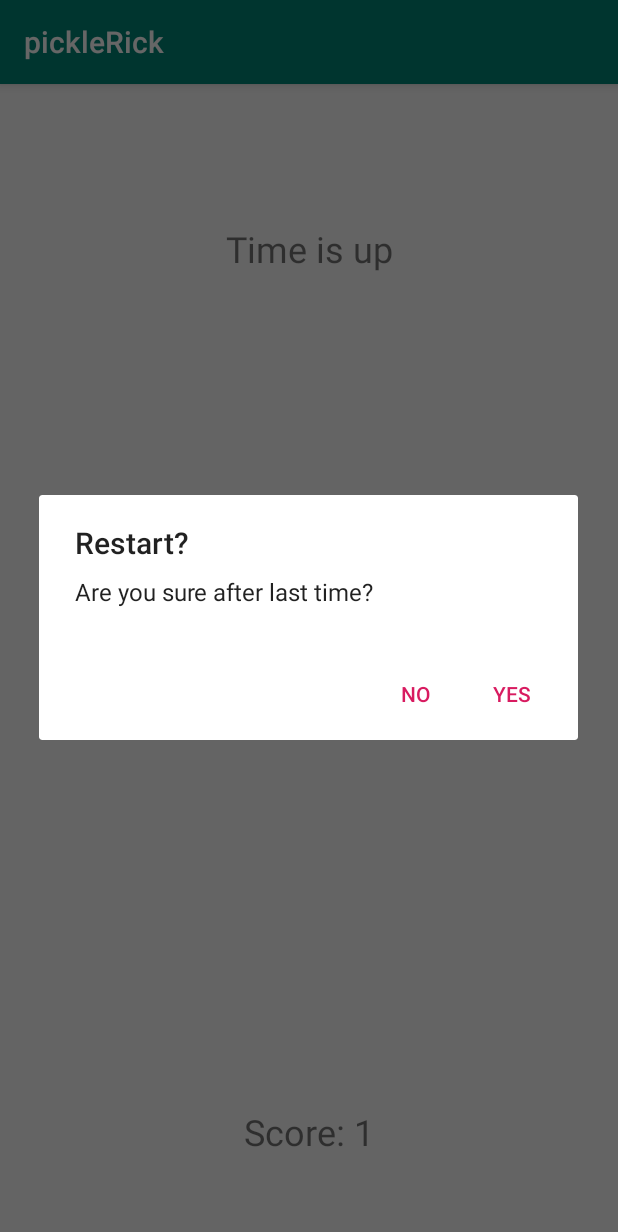
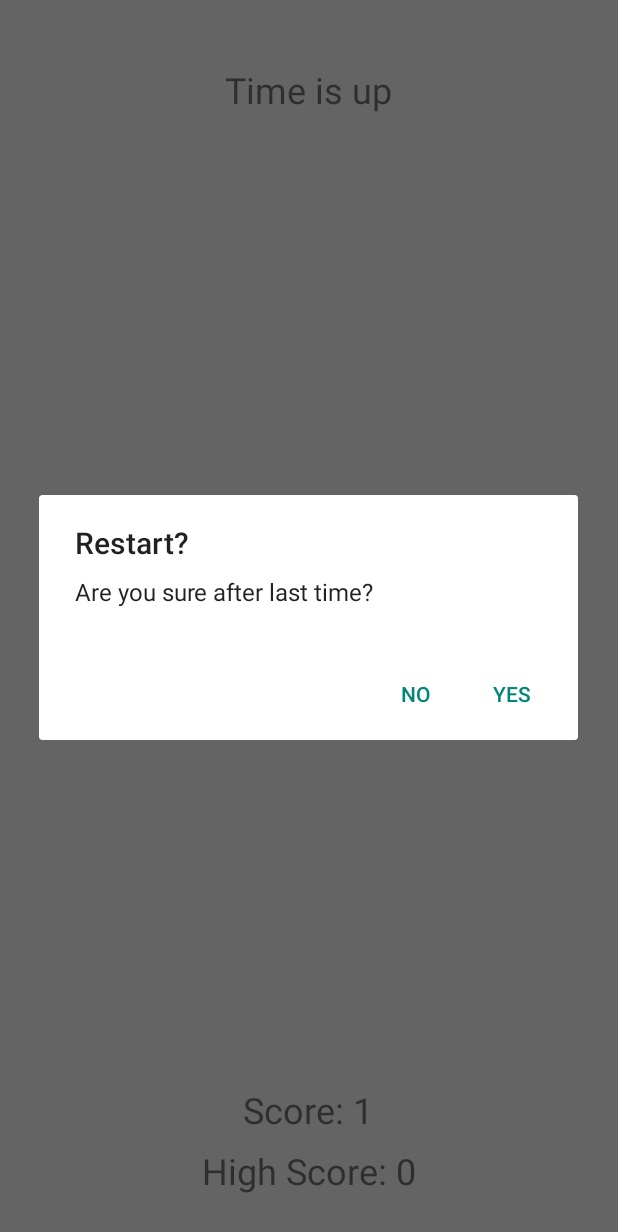
Before and after one commit to Hakanecavus/pickleRick, an Android app: the screen it shows after launch (MainActivity), after a tap on an icon or button, on a phone screen of 412 x 824 dp. Shown: the top 1232 px of the screen. Run offline under Robolectric (Android 15) with nearby library versions, the phone set to English and light mode, and no system bars.

Commit message:
High Score added.

```diff
--- a/app/src/main/AndroidManifest.xml
+++ b/app/src/main/AndroidManifest.xml
@@ -8,7 +8,7 @@
         android:label="@string/app_name"
         android:roundIcon="@mipmap/ic_launcher_round"
         android:supportsRtl="true"
-        android:theme="@style/AppTheme">
+        android:theme="@style/Theme.AppCompat.Light.NoActionBar">
         <activity android:name=".MainActivity">
             <intent-filter>
                 <action android:name="android.intent.action.MAIN" />
--- a/app/src/main/java/com/example/picklerick/MainActivity.java
+++ b/app/src/main/java/com/example/picklerick/MainActivity.java
@@ -2,8 +2,10 @@ package com.example.picklerick;
 import androidx.appcompat.app.AlertDialog;
 import androidx.appcompat.app.AppCompatActivity;
 
+import android.content.Context;
 import android.content.DialogInterface;
 import android.content.Intent;
+import android.content.SharedPreferences;
 import android.os.Bundle;
 import android.os.CountDownTimer;
 import android.os.Handler;
@@ -18,6 +20,7 @@ public class MainActivity extends AppCompatActivity {
 
     TextView timeText;
     TextView scoreText;
+    TextView highText;
     int score;
     ImageView image;
     ImageView image2;
@@ -31,7 +34,8 @@ public class MainActivity extends AppCompatActivity {
     ImageView[] imageArray;
     Handler handler;
     Runnable runnable;
-
+    SharedPreferences sharedPreferences;
+    int highScore;
 
     @Override
     protected void onCreate(Bundle savedInstanceState) {
@@ -41,6 +45,7 @@ public class MainActivity extends AppCompatActivity {
 
         timeText=findViewById(R.id.textView);
         scoreText=findViewById(R.id.textView2);
+        highText=findViewById(R.id.textView3);
         image=findViewById(R.id.imageView);
         image2=findViewById(R.id.imageView2);
         image3=findViewById(R.id.imageView3);
@@ -55,6 +60,10 @@ public class MainActivity extends AppCompatActivity {
 
         hideImages();
         score=0;
+        sharedPreferences=this.getSharedPreferences("com.example.picklerick", Context.MODE_PRIVATE);
+
+
+
         new CountDownTimer(10000,1000){
 
             @Override
@@ -95,10 +104,21 @@ public class MainActivity extends AppCompatActivity {
             }
         }.start();
 
+        highScore= sharedPreferences.getInt("highScore",0);
+        highText.setText("High Score: "+highScore);
+
+
+
+
+
+
     }
     public void increaseScore(View view){
         score++;
         scoreText.setText("Score: "+score);
+        if(score>highScore)
+            highScore=score;
+        sharedPreferences.edit().putInt("highScore",highScore).apply();
     }
     public void hideImages(){
         handler =new Handler();
@@ -117,4 +137,5 @@ public class MainActivity extends AppCompatActivity {
         };
         handler.post(runnable);
     }
+
 }
--- a/app/src/main/res/layout/activity_main.xml
+++ b/app/src/main/res/layout/activity_main.xml
@@ -16,33 +16,37 @@
         android:textSize="24sp"
         app:layout_constraintBottom_toTopOf="@+id/gridLayout2"
         app:layout_constraintEnd_toEndOf="parent"
+        app:layout_constraintHorizontal_bias="0.498"
         app:layout_constraintStart_toStartOf="parent"
-        app:layout_constraintTop_toTopOf="parent" />
+        app:layout_constraintTop_toTopOf="parent"
+        app:layout_constraintVertical_bias="0.0" />
 
     <TextView
         android:id="@+id/textView2"
         android:layout_width="wrap_content"
         android:layout_height="wrap_content"
-        android:layout_marginBottom="53dp"
+        android:layout_marginBottom="68dp"
         android:text="Score: 0"
         android:textSize="24sp"
         app:layout_constraintBottom_toBottomOf="parent"
         app:layout_constraintEnd_toEndOf="parent"
+        app:layout_constraintHorizontal_bias="0.498"
         app:layout_constraintStart_toStartOf="parent" />
 
     <androidx.gridlayout.widget.GridLayout
         android:id="@+id/gridLayout2"
         android:layout_width="306dp"
-        android:layout_height="455dp"
+        android:layout_height="0dp"
         android:layout_marginStart="1dp"
         android:layout_marginLeft="1dp"
+        android:layout_marginTop="90dp"
         android:layout_marginEnd="1dp"
         android:layout_marginRight="1dp"
-        android:layout_marginBottom="86dp"
-        app:layout_constraintBottom_toBottomOf="parent"
+        android:layout_marginBottom="65dp"
+        app:layout_constraintBottom_toTopOf="@+id/textView3"
         app:layout_constraintEnd_toEndOf="parent"
         app:layout_constraintStart_toStartOf="parent"
-        app:layout_constraintTop_toBottomOf="@+id/textView">
+        app:layout_constraintTop_toTopOf="parent">
 
         <ImageView
             android:id="@+id/imageView"
@@ -125,4 +129,16 @@
             app:layout_row="2"
             app:srcCompat="@drawable/rick" />
     </androidx.gridlayout.widget.GridLayout>
+
+    <TextView
+        android:id="@+id/textView3"
+        android:layout_width="wrap_content"
+        android:layout_height="wrap_content"
+        android:layout_marginBottom="27dp"
+        android:text="High Score: 0"
+        android:textSize="24sp"
+        app:layout_constraintBottom_toBottomOf="parent"
+        app:layout_constraintEnd_toEndOf="parent"
+        app:layout_constraintStart_toStartOf="parent"
+        app:layout_constraintTop_toBottomOf="@+id/gridLayout2" />
 </androidx.constraintlayout.widget.ConstraintLayout>
```
